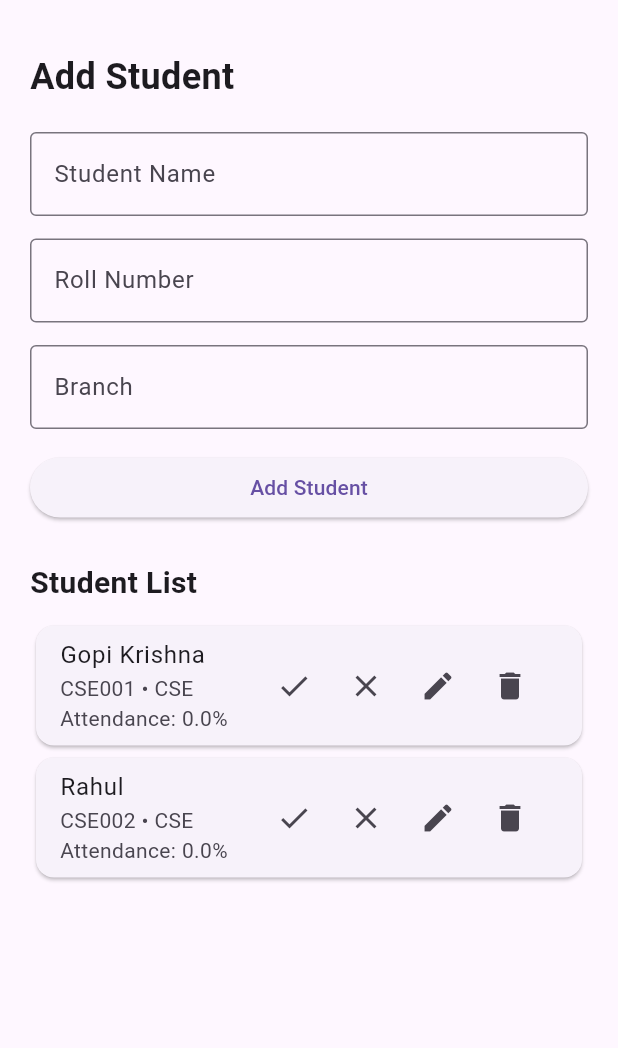
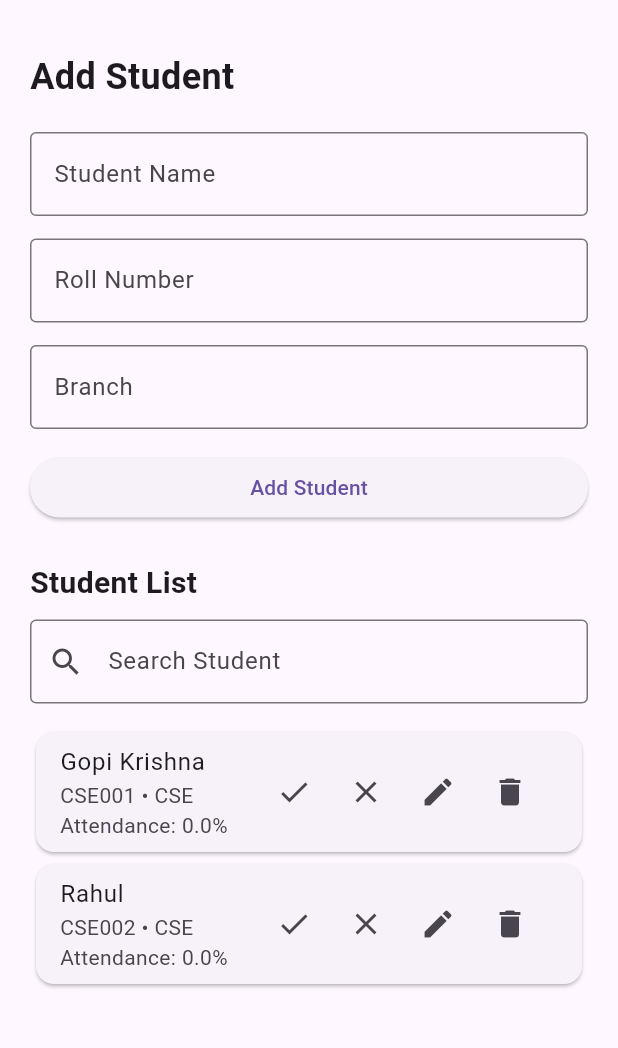
Before and after one commit to GOPIKRISHNA9110/student_attendence_app, a Flutter app: the screen it shows after launch, on a phone screen of 412 x 824 dp, the part 63-1111 px from its top. Run offline on Flutter 3.47's test engine with Material 3 defaults, Android fonts, the phone set to English and light mode, and no system bars.

Commit message:
Add student search feature

```diff
--- a/lib/main.dart
+++ b/lib/main.dart
@@ -48,6 +48,9 @@ class _HomeScreenState extends State<HomeScreen> {
   final nameController = TextEditingController();
   final rollController = TextEditingController();
   final branchController = TextEditingController();
+  final searchController = TextEditingController();
+  String searchText = '';
+
 
   final List<Student> students = [
     Student(
@@ -268,9 +271,32 @@ void deleteStudent(Student student) {
                 ),
               ),
 
+
               const SizedBox(height: 10),
 
-              ...students.map(
+TextField(
+  controller: searchController,
+  decoration: const InputDecoration(
+    labelText: 'Search Student',
+    prefixIcon: Icon(Icons.search),
+    border: OutlineInputBorder(),
+  ),
+  onChanged: (value) {
+    setState(() {
+      searchText = value.toLowerCase();
+    });
+  },
+),
+
+const SizedBox(height: 15),
+
+              ...students
+    .where(
+      (student) =>
+          student.name.toLowerCase().contains(searchText) ||
+          student.rollNumber.toLowerCase().contains(searchText),
+    )
+    .map(
                 (student) => Card(
                   child: ListTile(
                     title: Text(student.name),
```
